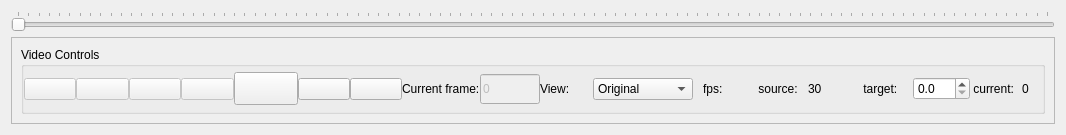
This is BioTracker/CoreApp/BioTracker/View/VideoControllWidget.ui in BioroboticsLab/biotracker_core as Qt 5 draws it before an edit. The edited form follows.
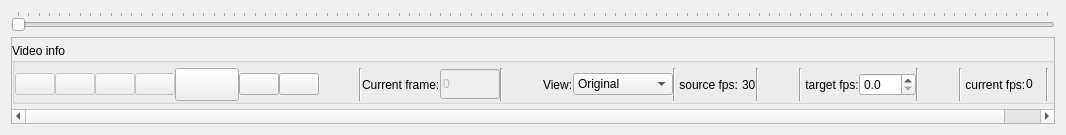
This is the edited form. Icons and pictures are not drawn.

Commit message: -moved video control buttons to separte toolbar in the bottom - switch buttton is now more generalized -  made parameter view neater

Diff of the .ui file:
```diff
--- a/BioTracker/CoreApp/BioTracker/View/VideoControllWidget.ui
+++ b/BioTracker/CoreApp/BioTracker/View/VideoControllWidget.ui
@@ -79,11 +79,26 @@
        <rect>
         <x>0</x>
         <y>0</y>
-        <width>1046</width>
-        <height>89</height>
+        <width>1092</width>
+        <height>76</height>
        </rect>
       </property>
       <layout class="QVBoxLayout" name="verticalLayout_2">
+       <property name="spacing">
+        <number>0</number>
+       </property>
+       <property name="leftMargin">
+        <number>0</number>
+       </property>
+       <property name="topMargin">
+        <number>5</number>
+       </property>
+       <property name="rightMargin">
+        <number>0</number>
+       </property>
+       <property name="bottomMargin">
+        <number>5</number>
+       </property>
        <item>
         <widget class="QGroupBox" name="playback">
          <property name="sizePolicy">
@@ -93,7 +108,7 @@
           </sizepolicy>
          </property>
          <property name="title">
-          <string>Video Controls</string>
+          <string>Video info</string>
          </property>
          <property name="flat">
           <bool>false</bool>
@@ -106,7 +121,7 @@
            <number>0</number>
           </property>
           <property name="topMargin">
-           <number>0</number>
+           <number>5</number>
           </property>
           <property name="rightMargin">
            <number>0</number>
@@ -313,6 +328,26 @@
             </property>
            </widget>
           </item>
+          <item>
+           <spacer name="horizontalSpacer_5">
+            <property name="orientation">
+             <enum>Qt::Horizontal</enum>
+            </property>
+            <property name="sizeHint" stdset="0">
+             <size>
+              <width>40</width>
+              <height>20</height>
+             </size>
+            </property>
+           </spacer>
+          </item>
+          <item>
+           <widget class="Line" name="line_9">
+            <property name="orientation">
+             <enum>Qt::Vertical</enum>
+            </property>
+           </widget>
+          </item>
           <item>
            <widget class="QLabel" name="lbl_frame">
             <property name="text">
@@ -345,6 +380,26 @@
             </property>
            </widget>
           </item>
+          <item>
+           <widget class="Line" name="line_5">
+            <property name="orientation">
+             <enum>Qt::Vertical</enum>
+            </property>
+           </widget>
+          </item>
+          <item>
+           <spacer name="horizontalSpacer">
+            <property name="orientation">
+             <enum>Qt::Horizontal</enum>
+            </property>
+            <property name="sizeHint" stdset="0">
+             <size>
+              <width>40</width>
+              <height>20</height>
+             </size>
+            </property>
+           </spacer>
+          </item>
           <item>
            <widget class="QLabel" name="labelView">
             <property name="text">
@@ -385,30 +440,27 @@
              <enum>Qt::Horizontal</enum>
             </property>
             <property name="sizeType">
-             <enum>QSizePolicy::Minimum</enum>
+             <enum>QSizePolicy::Expanding</enum>
             </property>
             <property name="sizeHint" stdset="0">
              <size>
-              <width>10</width>
-              <height>20</height>
+              <width>0</width>
+              <height>0</height>
              </size>
             </property>
            </spacer>
           </item>
           <item>
-           <widget class="QLabel" name="label_2">
-            <property name="toolTip">
-             <string>frames per second</string>
-            </property>
-            <property name="text">
-             <string>fps:</string>
+           <widget class="Line" name="line_2">
+            <property name="orientation">
+             <enum>Qt::Vertical</enum>
             </property>
            </widget>
           </item>
           <item>
            <widget class="QLabel" name="label_5">
             <property name="text">
-             <string> source: </string>
+             <string> source fps: </string>
             </property>
            </widget>
           </item>
@@ -437,10 +489,37 @@
             </property>
            </widget>
           </item>
+          <item>
+           <widget class="Line" name="line_8">
+            <property name="orientation">
+             <enum>Qt::Vertical</enum>
+            </property>
+           </widget>
+          </item>
+          <item>
+           <spacer name="horizontalSpacer_2">
+            <property name="orientation">
+             <enum>Qt::Horizontal</enum>
+            </property>
+            <property name="sizeHint" stdset="0">
+             <size>
+              <width>40</width>
+              <height>20</height>
+             </size>
+            </property>
+           </spacer>
+          </item>
+          <item>
+           <widget class="Line" name="line_3">
+            <property name="orientation">
+             <enum>Qt::Vertical</enum>
+            </property>
+           </widget>
+          </item>
           <item>
            <widget class="QLabel" name="label_3">
             <property name="text">
-             <string> target:</string>
+             <string> target fps:</string>
             </property>
            </widget>
           </item>
@@ -457,10 +536,37 @@
             </property>
            </widget>
           </item>
+          <item>
+           <widget class="Line" name="line_7">
+            <property name="orientation">
+             <enum>Qt::Vertical</enum>
+            </property>
+           </widget>
+          </item>
+          <item>
+           <spacer name="horizontalSpacer_4">
+            <property name="orientation">
+             <enum>Qt::Horizontal</enum>
+            </property>
+            <property name="sizeHint" stdset="0">
+             <size>
+              <width>40</width>
+              <height>20</height>
+             </size>
+            </property>
+           </spacer>
+          </item>
+          <item>
+           <widget class="Line" name="line_4">
+            <property name="orientation">
+             <enum>Qt::Vertical</enum>
+            </property>
+           </widget>
+          </item>
           <item>
            <widget class="QLabel" name="label">
             <property name="text">
-             <string> current:</string>
+             <string> current fps:</string>
             </property>
            </widget>
           </item>
@@ -486,6 +592,26 @@
             </property>
            </widget>
           </item>
+          <item>
+           <widget class="Line" name="line">
+            <property name="orientation">
+             <enum>Qt::Vertical</enum>
+            </property>
+           </widget>
+          </item>
+          <item>
+           <spacer name="horizontalSpacer_6">
+            <property name="orientation">
+             <enum>Qt::Horizontal</enum>
+            </property>
+            <property name="sizeHint" stdset="0">
+             <size>
+              <width>40</width>
+              <height>20</height>
+             </size>
+            </property>
+           </spacer>
+          </item>
          </layout>
         </widget>
        </item>
```
Left out of the diff: 84 changed lines with no effect on the pictures. The commit also changes 15 other files.
